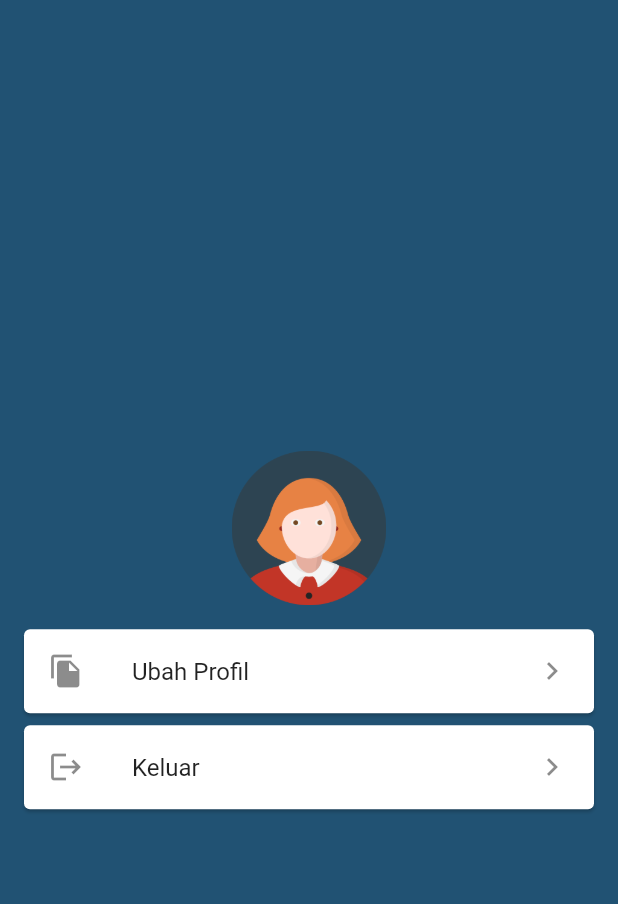
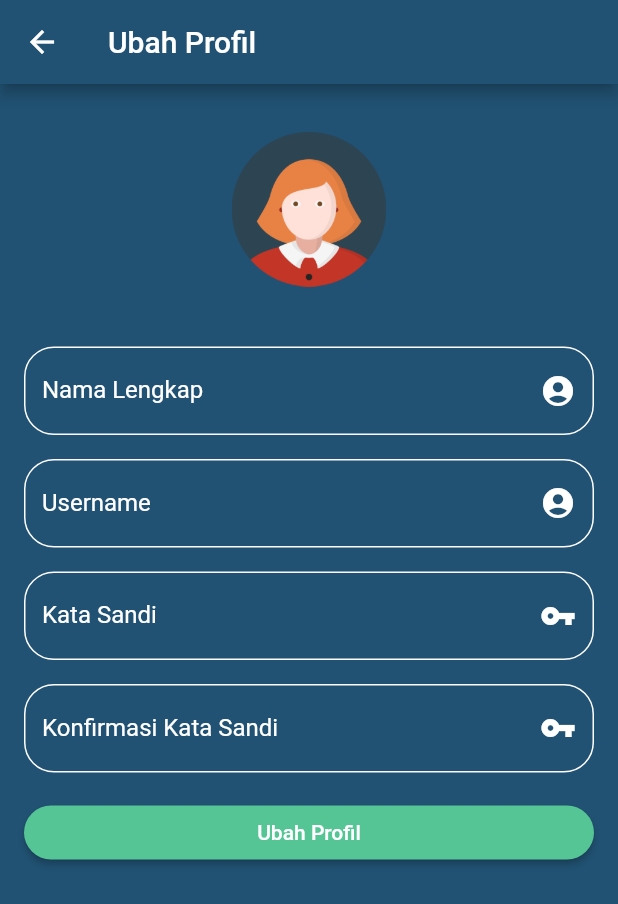
Before and after one commit to andifauzy7/Pengelolaan-Rusunawa, a Flutter app: the ProfileScreen screen opened directly, after a tap on "Ubah Profil", on a phone screen of 412 x 824 dp. Shown: the top 904 px of the screen. Run offline on Flutter 3.47's test engine with Material 2 defaults, Android fonts, the phone set to English and light mode, and no system bars; our stand-ins replace bloc, flutter_bloc, flutter_image_slideshow, fluttertoast, shared_preferences; accounts and stored records are empty.

Commit message:
Get dan edit profil

```diff
--- a/lib/blocLayer/login/login_bloc.dart
+++ b/lib/blocLayer/login/login_bloc.dart
@@ -23,10 +23,7 @@ class LoginBloc extends Bloc<LoginEvent, LoginState> {
             {'username': event.username, 'password': event.password});
         if (resultLogin != false) {
           var responseLogin = ResponseLogin.fromJson(resultLogin);
-          await SharedPreference.savePengguna(
-              int.parse(responseLogin.data[0].idPengguna),
-              responseLogin.data[0].username,
-              responseLogin.data[0].nama);
+          await SharedPreference.savePengguna(responseLogin.data[0]);
           yield LoginStateSuccess("Login berhasil!");
         } else {
           yield LoginStateFailed("Login gagal, periksa akun anda!");
--- /dev/null
+++ b/lib/blocLayer/ubahProfil/ubah_profil_bloc.dart
@@ -0,0 +1,44 @@
+import 'dart:async';
+
+import 'package:bloc/bloc.dart';
+import 'package:meta/meta.dart';
+import 'package:pengelolaan_rusunawa/dataLayer/model/responseLogin.dart';
+import 'package:pengelolaan_rusunawa/dataLayer/remote/requestApi.dart';
+import 'package:pengelolaan_rusunawa/dataLayer/session/sharedPreference.dart';
+
+part 'ubah_profil_event.dart';
+part 'ubah_profil_state.dart';
+
+class UbahProfilBloc extends Bloc<UbahProfilEvent, UbahProfilState> {
+  UbahProfilBloc() : super(UbahProfilStateLoading());
+  Data pengguna;
+
+  @override
+  Stream<UbahProfilState> mapEventToState(
+    UbahProfilEvent event,
+  ) async* {
+    if (event is UbahProfilEventGetProfil) {
+      yield UbahProfilStateLoading();
+      try {
+        pengguna = await SharedPreference.getDataPengguna();
+        yield UbahProfilStateSuccess(pengguna);
+      } catch (e) {
+        yield UbahProfilStateFailed(e.toString());
+      }
+    }
+
+    if (event is UbahProfilEventSubmit) {
+      yield UbahProfilStateLoading();
+      event.pengguna.idPengguna = pengguna.idPengguna;
+      var result = await RequestApi.editPengguna(
+          event.pengguna.toJson(), event.pengguna.idPengguna);
+      if (result) {
+        pengguna = event.pengguna;
+        await SharedPreference.savePengguna(pengguna);
+        yield UbahProfilStateSuccess(pengguna);
+      } else {
+        yield UbahProfilStateFailed("Ubah profil gagal!");
+      }
+    }
+  }
+}
--- /dev/null
+++ b/lib/blocLayer/ubahProfil/ubah_profil_event.dart
@@ -0,0 +1,13 @@
+part of 'ubah_profil_bloc.dart';
+
+@immutable
+abstract class UbahProfilEvent {
+  const UbahProfilEvent();
+}
+
+class UbahProfilEventGetProfil extends UbahProfilEvent {}
+
+class UbahProfilEventSubmit extends UbahProfilEvent {
+  Data pengguna;
+  UbahProfilEventSubmit(this.pengguna);
+}
--- /dev/null
+++ b/lib/blocLayer/ubahProfil/ubah_profil_state.dart
@@ -0,0 +1,18 @@
+part of 'ubah_profil_bloc.dart';
+
+@immutable
+abstract class UbahProfilState {
+  const UbahProfilState();
+}
+
+class UbahProfilStateLoading extends UbahProfilState {}
+
+class UbahProfilStateSuccess extends UbahProfilState {
+  Data pengguna;
+  UbahProfilStateSuccess(this.pengguna);
+}
+
+class UbahProfilStateFailed extends UbahProfilState {
+  String message;
+  UbahProfilStateFailed(this.message);
+}
--- a/lib/dataLayer/session/sharedPreference.dart
+++ b/lib/dataLayer/session/sharedPreference.dart
@@ -1,15 +1,18 @@
+import 'package:pengelolaan_rusunawa/dataLayer/model/responseLogin.dart';
 import 'package:shared_preferences/shared_preferences.dart';
 
 class SharedPreference {
   static String _idPengguna = "ID_KEY";
   static String _usernamePengguna = "USERNAME_KEY";
   static String _namaPengguna = "NAMA_KEY";
+  static String _password = "PASSWORD_KEY";
 
-  static Future<void> savePengguna(int id, String username, String nama) async {
+  static Future<void> savePengguna(Data pengguna) async {
     SharedPreferences prefs = await SharedPreferences.getInstance();
-    prefs.setString(_usernamePengguna, username);
-    prefs.setString(_namaPengguna, nama);
-    prefs.setInt(_idPengguna, id);
+    prefs.setString(_usernamePengguna, pengguna.username);
+    prefs.setString(_namaPengguna, pengguna.nama);
+    prefs.setString(_password, pengguna.password);
+    prefs.setInt(_idPengguna, int.parse(pengguna.idPengguna));
   }
 
   static Future<String> getUsername() async {
@@ -41,4 +44,37 @@ class SharedPreference {
       return null;
     }
   }
+
+  static Future<String> getPassword() async {
+    SharedPreferences prefs = await SharedPreferences.getInstance();
+    String password = prefs.getString(_password);
+    if (password != null) {
+      return password;
+    } else {
+      return null;
+    }
+  }
+
+  static Future<Data> getDataPengguna() async {
+    SharedPreferences prefs = await SharedPreferences.getInstance();
+    String nama = prefs.getString(_namaPengguna);
+    String usernameKey = prefs.getString(_usernamePengguna);
+    String password = prefs.getString(_password);
+    int id = prefs.getInt(_idPengguna);
+    Data pengguna = Data(
+        idPengguna: id.toString(),
+        nama: nama,
+        username: usernameKey,
+        password: password);
+    if (pengguna != null) {
+      return pengguna;
+    } else {
+      return null;
+    }
+  }
+
+  static Future<void> deleteSharedPref() async {
+    SharedPreferences preferences = await SharedPreferences.getInstance();
+    await preferences.clear();
+  }
 }
--- /dev/null
+++ b/lib/presentationLayer/ubahProfilScreen.dart
@@ -0,0 +1,299 @@
+import 'package:flutter/material.dart';
+import 'package:flutter_bloc/flutter_bloc.dart';
+import 'package:pengelolaan_rusunawa/blocLayer/ubahProfil/ubah_profil_bloc.dart';
+import 'package:pengelolaan_rusunawa/dataLayer/model/responseLogin.dart';
+import 'package:pengelolaan_rusunawa/utils/colorsTheme.dart';
+
+class UbahProfilScreen extends StatefulWidget {
+  const UbahProfilScreen({Key key}) : super(key: key);
+
+  @override
+  _UbahProfilScreenState createState() => _UbahProfilScreenState();
+}
+
+class _UbahProfilScreenState extends State<UbahProfilScreen> {
+  UbahProfilBloc _ubahProfilBloc = UbahProfilBloc();
+  TextEditingController _nama = TextEditingController();
+  TextEditingController _username = TextEditingController();
+  TextEditingController _password = TextEditingController();
+  TextEditingController _passwordConfirm = TextEditingController();
+  GlobalKey<FormState> _formKey = GlobalKey<FormState>();
+  bool isClickValidated = false;
+
+  void validationInput() {
+    setState(() {
+      isClickValidated = true;
+    });
+    if (_formKey.currentState.validate()){
+      Data pengguna = Data(nama: _nama.text, username: _username.text, password: _password.text);
+      _ubahProfilBloc.add(UbahProfilEventSubmit(pengguna));
+    }
+  }
+
+  @override
+  void initState() {
+    super.initState();
+    _ubahProfilBloc.add(UbahProfilEventGetProfil());
+  }
+
+  @override
+  Widget build(BuildContext context) {
+    return BlocProvider(
+      create: (context) => _ubahProfilBloc,
+      child: BlocListener<UbahProfilBloc, UbahProfilState>(
+        cubit: _ubahProfilBloc,
+        listener: (context, state) {
+          if(state is UbahProfilStateSuccess){
+            _nama.text = state.pengguna.nama;
+            _username.text = state.pengguna.username;
+            _password.text = state.pengguna.password;
+            _passwordConfirm.text = state.pengguna.password;
+          }
+        },
+        child: Scaffold(
+          backgroundColor: ColorsTheme.mainColor,
+          appBar: AppBar(
+            title: Text("Ubah Profil"),
+            backgroundColor: ColorsTheme.mainColor,
+          ),
+          body: BlocBuilder<UbahProfilBloc, UbahProfilState>(
+            cubit: _ubahProfilBloc,
+            builder: (context, state) {
+              if (state is UbahProfilStateSuccess) {
+                return Container(
+                  child: ListView(
+                    children: [
+                      Container(
+                        height: MediaQuery.of(context).size.height,
+                        width: MediaQuery.of(context).size.width,
+                        child: Form(
+                          autovalidateMode: (isClickValidated)
+                              ? AutovalidateMode.onUserInteraction
+                              : AutovalidateMode.disabled,
+                          key: _formKey,
+                          child: Column(
+                            children: [
+                              Center(
+                                child: Container(
+                                  padding: EdgeInsets.all(16.0),
+                                  child: Column(
+                                    children: [
+                                      Container(
+                                        padding: EdgeInsets.all(16.0),
+                                        child: Image(
+                                          height: MediaQuery.of(context)
+                                                  .size
+                                                  .width /
+                                              4,
+                                          image:
+                                              AssetImage('assets/avatar.png'),
+                                        ),
+                                      ),
+                                      SizedBox(
+                                        height: 24.0,
+                                      ),
+                                      TextFormField(
+                                        decoration: InputDecoration(
+                                          hintText: 'Isi nama lengkap anda.',
+                                          hintStyle: TextStyle(
+                                              color: ColorsTheme.white),
+                                          labelText: 'Nama Lengkap',
+                                          labelStyle: TextStyle(
+                                              color: ColorsTheme.white),
+                                          suffixIcon: Icon(
+                                            Icons.account_circle,
+                                            color: ColorsTheme.white,
+                                          ),
+                                          border: OutlineInputBorder(
+                                            borderRadius:
+                                                BorderRadius.circular(20.0),
+                                          ),
+                                          enabledBorder: OutlineInputBorder(
+                                            borderSide: BorderSide(
+                                                color: ColorsTheme.white),
+                                            borderRadius:
+                                                BorderRadius.circular(20.0),
+                                          ),
+                                        ),
+                                        style: TextStyle(color: Colors.white),
+                                        controller: _nama,
+                                        validator: (value) {
+                                          if (value.isEmpty) {
+                                            return "Harus diisi";
+                                          } else if (value.length < 4) {
+                                            return "Minimum 4 karakter";
+                                          } else {
+                                            return null;
+                                          }
+                                        },
+                                      ),
+                                      SizedBox(
+                                        height: 16.0,
+                                      ),
+                                      TextFormField(
+                                        decoration: InputDecoration(
+                                          hintText: 'Isi username anda.',
+                                          hintStyle: TextStyle(
+                                              color: ColorsTheme.white),
+                                          labelText: 'Username',
+                                          labelStyle: TextStyle(
+                                              color: ColorsTheme.white),
+                                          suffixIcon: Icon(
+                                            Icons.account_circle,
+                                            color: ColorsTheme.white,
+                                          ),
+                                          border: OutlineInputBorder(
+                                            borderRadius:
+                                                BorderRadius.circular(20.0),
+                                          ),
+                                          enabledBorder: OutlineInputBorder(
+                                            borderSide: BorderSide(
+                                                color: ColorsTheme.white),
+                                            borderRadius:
+                                                BorderRadius.circular(20.0),
+                                          ),
+                                        ),
+                                        style: TextStyle(color: Colors.white),
+                                        controller: _username,
+                                        validator: (value) {
+                                          if (value.isEmpty) {
+                                            return "Harus diisi";
+                                          } else if (value.length < 4) {
+                                            return "Minimum 4 karakter";
+                                          } else {
+                                            return null;
+                                          }
+                                        },
+                                      ),
+                                      SizedBox(
+                                        height: 16.0,
+                                      ),
+                                      TextFormField(
+                                        obscureText: true,
+                                        decoration: InputDecoration(
+                                          hintText: 'Masukkan kata sandi anda.',
+                                          labelText: 'Kata Sandi',
+                                          labelStyle: TextStyle(
+                                              color: ColorsTheme.white),
+                                          hintStyle: TextStyle(
+                                              color: ColorsTheme.white),
+                                          suffixIcon: Icon(
+                                            Icons.vpn_key,
+                                            color: ColorsTheme.white,
+                                          ),
+                                          border: OutlineInputBorder(
+                                            borderRadius:
+                                                BorderRadius.circular(20.0),
+                                          ),
+                                          enabledBorder: OutlineInputBorder(
+                                            borderSide: BorderSide(
+                                                color: ColorsTheme.white),
+                                            borderRadius:
+                                                BorderRadius.circular(20.0),
+                                          ),
+                                        ),
+                                        style: TextStyle(color: Colors.white),
+                                        controller: _password,
+                                        validator: (value) {
+                                          if (value.isEmpty) {
+                                            return "Harus diisi";
+                                          } else if (value.length < 4) {
+                                            return "Minimum 4 karakter";
+                                          } else {
+                                            return null;
+                                          }
+                                        },
+                                      ),
+                                      SizedBox(
+                                        height: 16.0,
+                                      ),
+                                      TextFormField(
+                                        obscureText: true,
+                                        decoration: InputDecoration(
+                                          hintText: 'Masukkan kata sandi anda.',
+                                          labelText: 'Konfirmasi Kata Sandi',
+                                          labelStyle: TextStyle(
+                                              color: ColorsTheme.white),
+                                          hintStyle: TextStyle(
+                                              color: ColorsTheme.white),
+                                          suffixIcon: Icon(
+                                            Icons.vpn_key,
+                                            color: ColorsTheme.white,
+                                          ),
+                                          border: OutlineInputBorder(
+                                            borderRadius:
+                                                BorderRadius.circular(20.0),
+                                          ),
+                                          enabledBorder: OutlineInputBorder(
+                                            borderSide: BorderSide(
+                                                color: ColorsTheme.white),
+                                            borderRadius:
+                                                BorderRadius.circular(20.0),
+                                          ),
+                                        ),
+                                        style: TextStyle(color: Colors.white),
+                                        controller: _passwordConfirm,
+                                        validator: (value) {
+                                          if (value.isEmpty) {
+                                            return "Harus diisi";
+                                          } else if (value.length < 4) {
+                                            return "Minimum 4 karakter";
+                                          } else if (value != _password.text) {
+                                            return "Konfirmasi Password tidak sesuai";
+                                          } else {
+                                            return null;
+                                          }
+                                        },
+                                      ),
+                                      SizedBox(
+                                        height: 16.0,
+                                      ),
+                                      Container(
+                                        width:
+                                            MediaQuery.of(context).size.width,
+                                        child: ElevatedButton(
+                                          child: Text('Ubah Profil'),
+                                          onPressed: () {
+                                            validationInput();
+                                          },
+                                          style: ElevatedButton.styleFrom(
+                                              primary: ColorsTheme
+                                                  .thirdColor, // background
+                                              onPrimary: ColorsTheme.white,
+                                              shape: RoundedRectangleBorder(
+                                                borderRadius:
+                                                    BorderRadius.circular(20),
+                                              )),
+                                        ),
+                                      ),
+                                    ],
+                                  ),
+                                ),
+                              )
+                            ],
+                          ),
+                        ),
+                      ),
+                    ],
+                  ),
+                );
+              } else if (state is UbahProfilStateFailed) {
+                return Container(
+                  child: Center(
+                    child: Text(state.message),
+                  ),
+                );
+              } else {
+                return Container(
+                  child: Center(
+                    child: CircularProgressIndicator(),
+                  ),
+                );
+              }
+            },
+          ),
+        ),
+      ),
+    );
+  }
+}
```
Also changed, not shown: lib/dataLayer/remote/requestApi.dart (+12 -0 lines), lib/presentationLayer/mainScreen.dart (+17 -2 lines), lib/presentationLayer/profileScreen.dart (+54 -5 lines), lib/presentationLayer/registerScreen.dart (+10 -1 lines).
